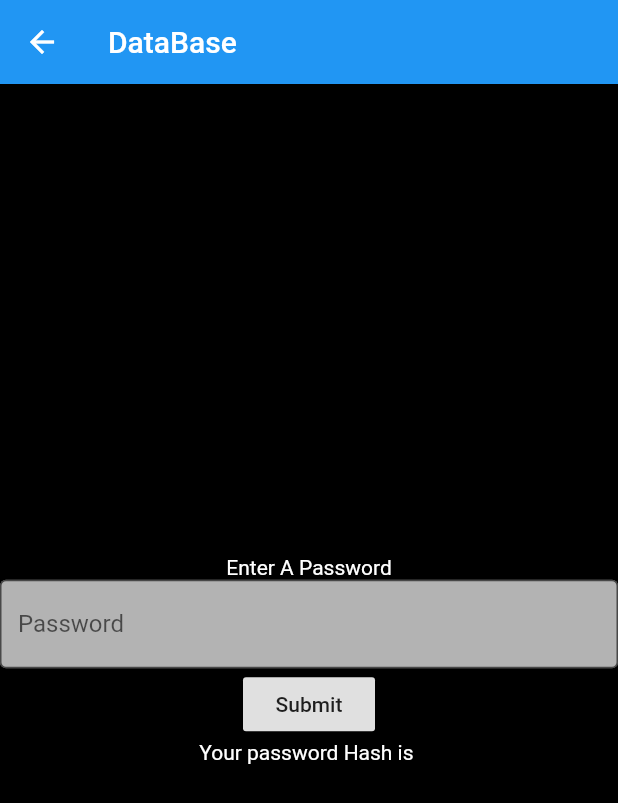
After one commit to Garvit-k/flutter-app, a Flutter app: the screen it shows after launch, after a tap on "DataBase", on a phone screen of 412 x 824 dp. The commit adds this screen. Shown: the top 803 px of the screen. Run offline on Flutter 3.47's test engine with Material 2 defaults, Android fonts, the phone set to English and light mode, and no system bars; network calls fail.

Commit message:
Experimented with password with hashing and salting

```diff
--- a/lib/CalculatorLogic.dart
+++ b/lib/CalculatorLogic.dart
@@ -1,3 +1,6 @@
+/*
+* @author : Garvit Kothari
+*/
 import 'dart:math';
 
 class CalculatorLogic {
--- a/lib/CalculatorScreen.dart
+++ b/lib/CalculatorScreen.dart
@@ -1,3 +1,6 @@
+/*
+* @author : Garvit Kothari
+*/
 import 'package:flutter/cupertino.dart';
 import 'package:flutter/material.dart';
 import 'package:flutter_app/CalculatorLogic.dart';
--- /dev/null
+++ b/lib/DataBaseLogic.dart
@@ -0,0 +1,70 @@
+/*
+* @author : Garvit Kothari
+*/
+
+import 'dart:convert';
+
+import 'package:flutter/cupertino.dart';
+import 'package:crypto/crypto.dart';
+import 'package:flutter/material.dart';
+
+class DataBaseLogic extends StatefulWidget {
+  @override
+  State<StatefulWidget> createState() {
+    // TODO: implement createState
+    return DataBase();
+  }
+
+}
+
+class DataBase extends State<DataBaseLogic> {
+  String hash="";
+
+   String passwordHash(String pass,String salt) {
+     var bytes = utf8.encode(pass+salt);
+     Digest digest = sha256.convert(bytes);
+     return digest.toString();
+  }
+
+  @override
+  Widget build(BuildContext context) {
+    // TODO: implement build
+    TextEditingController passController = new TextEditingController();
+    return Scaffold(
+      appBar: AppBar(title: Text("DataBase"),),
+      backgroundColor: Colors.black,
+      body: Column(
+        mainAxisAlignment: MainAxisAlignment.center,
+        children: <Widget>[
+          Text("Enter A Password",style: TextStyle(color: Colors.white),),
+          TextField(
+            controller: passController,
+            style: TextStyle(color: Colors.red),
+            obscureText: true,
+            keyboardType: TextInputType.visiblePassword,
+            decoration: InputDecoration(
+              labelText: "Password",
+              fillColor: Colors.white70,
+              filled: true,
+              hintStyle: TextStyle(color: Colors.white70),
+              border: new OutlineInputBorder(
+                borderSide: new BorderSide(color: Colors.white),
+              ),
+            ),
+          ),
+          RaisedButton(child: Text("Submit"),
+          onPressed: () {
+            submit(passController.text);
+          },),
+          Text("Your password Hash is $hash",style: TextStyle(color: Colors.white),),
+        ],
+      ),
+    );
+  }
+  void submit(pass) {
+     setState(() {
+       hash = passwordHash(pass,"hello");
+     });
+  }
+
+}
--- a/lib/EasterEgg.dart
+++ b/lib/EasterEgg.dart
@@ -1,3 +1,6 @@
+/*
+* @author : Garvit Kothari
+*/
 import 'package:flutter/cupertino.dart';
 import 'package:flutter/material.dart';
 
@@ -7,7 +10,7 @@ class EasterEgg extends StatelessWidget {
     // TODO: implement build
     return Scaffold(
       backgroundColor: Colors.black,
-      appBar: AppBar(title: Text("You Found This"),),
+      appBar: AppBar(title: Text("You Found This Nice !!!"),),
       body:
       new Container(
         decoration: BoxDecoration(
--- a/lib/InformationDisplayScreen.dart
+++ b/lib/InformationDisplayScreen.dart
@@ -1,3 +1,6 @@
+/*
+* @author : Garvit Kothari
+*/
 import 'package:flutter/cupertino.dart';
 import 'package:flutter/material.dart';
 
--- a/lib/InputScreen.dart
+++ b/lib/InputScreen.dart
@@ -1,3 +1,7 @@
+/*
+* @author : Garvit Kothari
+*/
+
 import 'package:flutter/cupertino.dart';
 import 'package:flutter/material.dart';
 import 'package:flutter_app/InformationDisplayScreen.dart';
--- a/lib/SecondScreen.dart
+++ b/lib/SecondScreen.dart
@@ -1,3 +1,6 @@
+/*
+* @author : Garvit Kothari
+*/
 import 'dart:async';
 
 import 'package:flutter/cupertino.dart';
--- a/lib/main.dart
+++ b/lib/main.dart
@@ -1,5 +1,10 @@
+/*
+* @author : Garvit Kothari
+*/
+
 import 'package:flutter/material.dart';
 import 'package:flutter_app/CalculatorScreen.dart';
+import 'package:flutter_app/DataBaseLogic.dart';
 import 'package:flutter_app/EasterEgg.dart';
 import 'package:flutter_app/SecondScreen.dart';
 
@@ -23,10 +28,9 @@ class MyApp extends StatelessWidget {
 class FirstScreen extends StatelessWidget {
   Widget build(BuildContext context) {
     // TODO: implement build
-    bool themeChange = false;
     return Scaffold(
 
-      appBar: AppBar(title: Text("Garvit"),),
+      appBar: AppBar(title: Text("Application"),),
       backgroundColor: Colors.black,
       body: Center(
         child: Column(
@@ -58,6 +62,15 @@ class FirstScreen extends StatelessWidget {
               navigateToInputScreen(context);
               },
             ),
+            RaisedButton(child: Text("DataBase"),
+              color: Colors.red,
+              onLongPress: () {
+                navigateToLongPress(context);
+              },
+              onPressed: () {
+                navigateToDataBaseScreen(context);
+              },
+            ),
           ],
         ),
       ),
@@ -81,5 +94,8 @@ class FirstScreen extends StatelessWidget {
   Future navigateToInputScreen(BuildContext context) async {
     Navigator.push(context, MaterialPageRoute(builder: (context) => InputScreen()));
   }
+  Future navigateToDataBaseScreen(BuildContext context) async {
+    Navigator.push(context, MaterialPageRoute(builder: (context) => DataBaseLogic()));
+  }
 
 }
```
